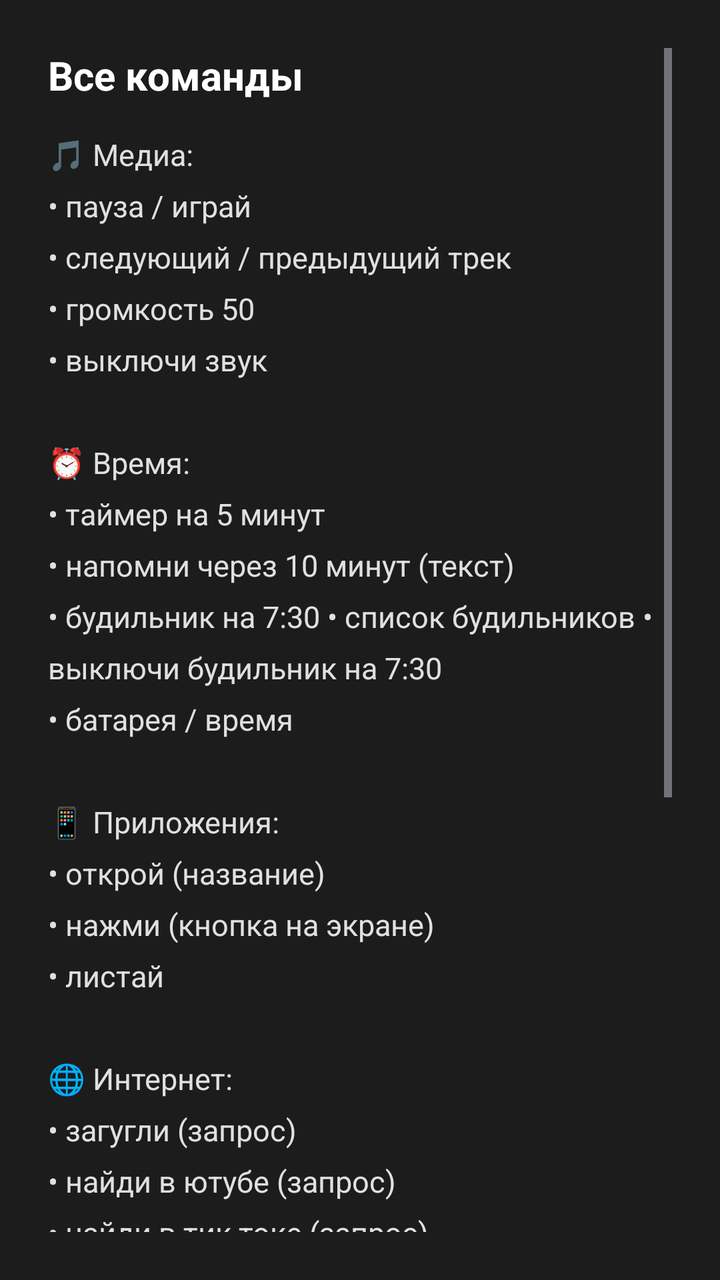
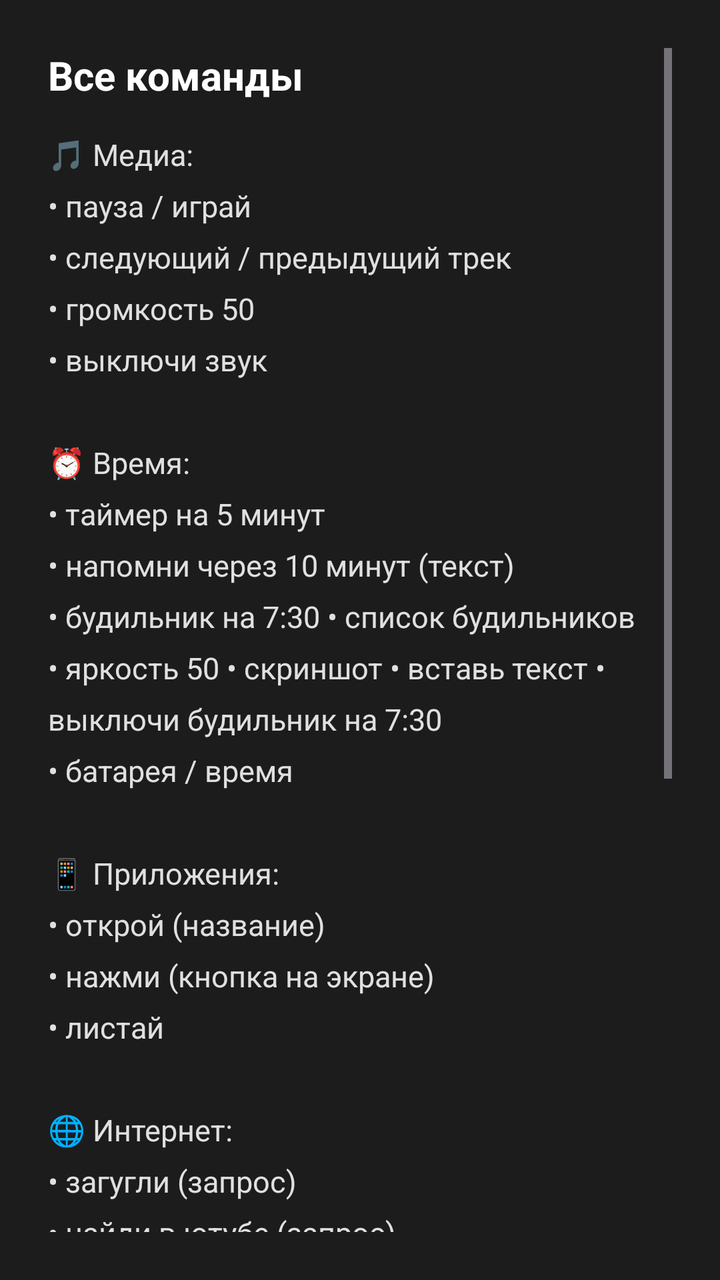

Two renders of the same Android screen: before a commit and after it. Below are the layout's source before the change and the commit's diff.
<!-- AndroidManifest.xml: application theme Theme.Jarvis -->
<!-- res/layout/dialog_commands_list.xml -->
<?xml version="1.0" encoding="utf-8"?>
<ScrollView xmlns:android="http://schemas.android.com/apk/res/android"
    android:layout_width="match_parent"
    android:layout_height="wrap_content"
    android:padding="24dp"
    android:background="#1C1C1C">
    
    <LinearLayout
        android:layout_width="match_parent"
        android:layout_height="wrap_content"
        android:orientation="vertical">

        <TextView
            android:layout_width="wrap_content"
            android:layout_height="wrap_content"
            android:text="Все команды"
            android:textColor="#FFFFFF"
            android:textSize="20sp"
            android:textStyle="bold"
            android:layout_marginBottom="16dp"/>

        <TextView
            android:layout_width="match_parent"
            android:layout_height="wrap_content"
            android:text="🎵 Медиа:\n• пауза / играй\n• следующий / предыдущий трек\n• громкость 50\n• выключи звук\n\n⏰ Время:\n• таймер на 5 минут\n• напомни через 10 минут (текст)\n• будильник на 7:30
• список будильников
• выключи будильник на 7:30\n• батарея / время\n\n📱 Приложения:\n• открой (название)\n• нажми (кнопка на экране)\n• листай\n\n🌐 Интернет:\n• загугли (запрос)\n• найди в ютубе (запрос)\n• найди в тик токе (запрос)\n• погода (город)\n• маршрут до (место)\n\n📞 Связь:\n• позвони (контакт)\n• напиши (контакт) (текст)\n• отправь в телеграм (контакт) (текст)\n• запиши звонок\n\n⚙️ Настройки:\n• включи вайфай / блютуз\n• секрет (ваше слово)\n\n🧠 ИИ:\n• Любой вопрос"
            android:textColor="#E0E0E0"
            android:textSize="15sp"
            android:lineSpacingExtra="8dp"/>
    </LinearLayout>
</ScrollView>
<!-- resources referenced by this layout -->
<resources>
  <style name="Theme.Jarvis" parent="Theme.Material3.Dark.NoActionBar">
          <item name="colorPrimary">#6C63FF</item>
          <item name="android:statusBarColor">#0B0B0E</item>
          <item name="android:windowLightStatusBar">false</item>
          <item name="android:navigationBarColor">#0B0B0E</item>
      </style>
</resources>

<!-- the commit's change to res/layout/dialog_commands_list.xml (unified diff, before → after) -->
@@ -24,6 +24,9 @@
             android:layout_height="wrap_content"
             android:text="🎵 Медиа:\n• пауза / играй\n• следующий / предыдущий трек\n• громкость 50\n• выключи звук\n\n⏰ Время:\n• таймер на 5 минут\n• напомни через 10 минут (текст)\n• будильник на 7:30
 • список будильников
+• яркость 50
+• скриншот
+• вставь текст
 • выключи будильник на 7:30\n• батарея / время\n\n📱 Приложения:\n• открой (название)\n• нажми (кнопка на экране)\n• листай\n\n🌐 Интернет:\n• загугли (запрос)\n• найди в ютубе (запрос)\n• найди в тик токе (запрос)\n• погода (город)\n• маршрут до (место)\n\n📞 Связь:\n• позвони (контакт)\n• напиши (контакт) (текст)\n• отправь в телеграм (контакт) (текст)\n• запиши звонок\n\n⚙️ Настройки:\n• включи вайфай / блютуз\n• секрет (ваше слово)\n\n🧠 ИИ:\n• Любой вопрос"
             android:textColor="#E0E0E0"
             android:textSize="15sp"
